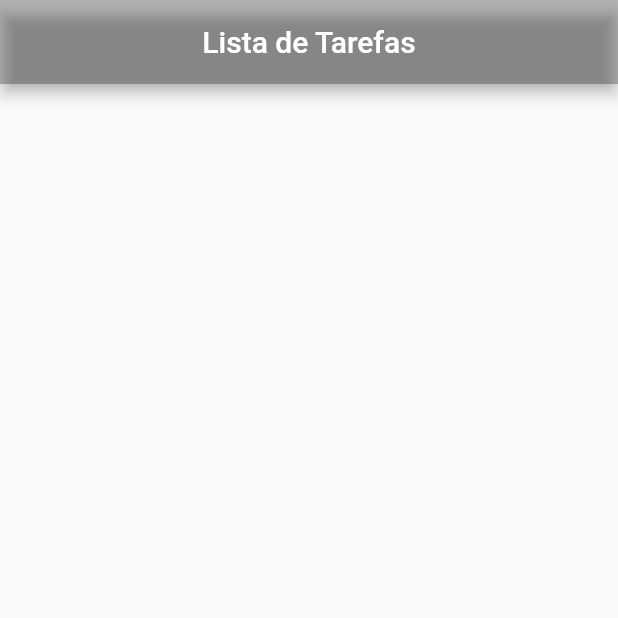
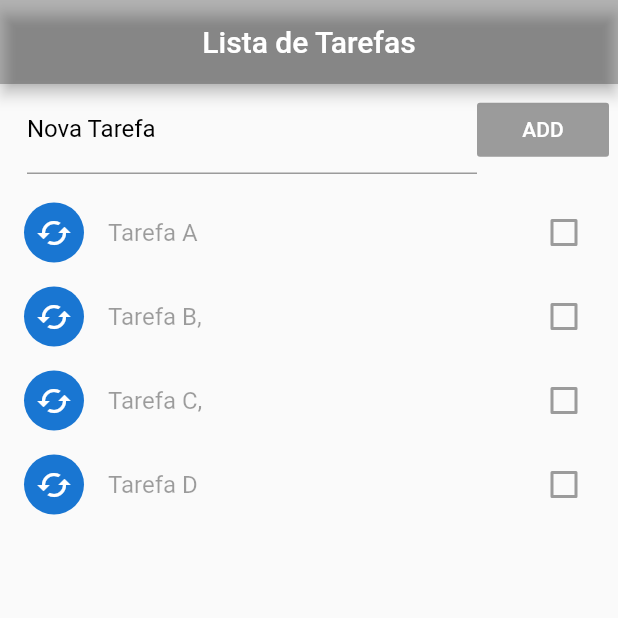
Before and after one commit to fabiohc/Flutter-Lista_tarefas-Task_list, a Flutter app: the screen it shows after launch, on a phone screen of 412 x 824 dp, the top half of it. Run offline on Flutter 3.47's test engine with Material 2 defaults, Android fonts, the phone set to English and light mode, and no system bars.

```diff
--- a/lib/main.dart
+++ b/lib/main.dart
@@ -13,7 +13,9 @@ class Home extends StatefulWidget {
 }
 
 class _HomeState extends State<Home> {
-  List _toDoList = [];
+  List _toDoList = [
+    "Tarefa A","Tarefa B,","Tarefa C,","Tarefa D"
+  ];
 
   Future<String> _readData() async {
     try {
@@ -48,16 +50,17 @@ class _HomeState extends State<Home> {
           labelText: "Nova Tarefa", labelStyle: TextStyle(color: Colors.black)),
     );
 
-    RaisedButton btnAdd = RaisedButton(onPressed: null,
-    color: Colors.black,
-    child: Text("ADD"),
+    RaisedButton btnAdd = RaisedButton(
+      onPressed: null,
+      color: Colors.black,
+      child: Text("ADD"),
       textColor: Colors.white,
     );
 
     Row row = Row(
       children: <Widget>[
         Expanded(
-       child: textFormField,
+          child: textFormField,
         ),
         btnAdd
       ],
@@ -68,12 +71,31 @@ class _HomeState extends State<Home> {
       child: row,
     );
 
+    ListView listViewTarefas = ListView.builder(
+        padding: EdgeInsets.only(top: 10.0),
+        itemCount: _toDoList.length,
+        itemBuilder: (context, index) {
+          return CheckboxListTile(
+            title: Text(_toDoList[index]),
+            value: false,
+            secondary: CircleAvatar(
+              child: Icon(Icons.cached),
+          ),
+          );
+        });
+
     Column column = Column(
-      children: <Widget>[containerTop],
+      children: <Widget>[
+        containerTop,
+        Expanded(
+          child: listViewTarefas,
+        )
+      ],
     );
 
     Scaffold scaffold = Scaffold(
       appBar: appBar,
+      body: column,
     );
     return scaffold;
   }
```
